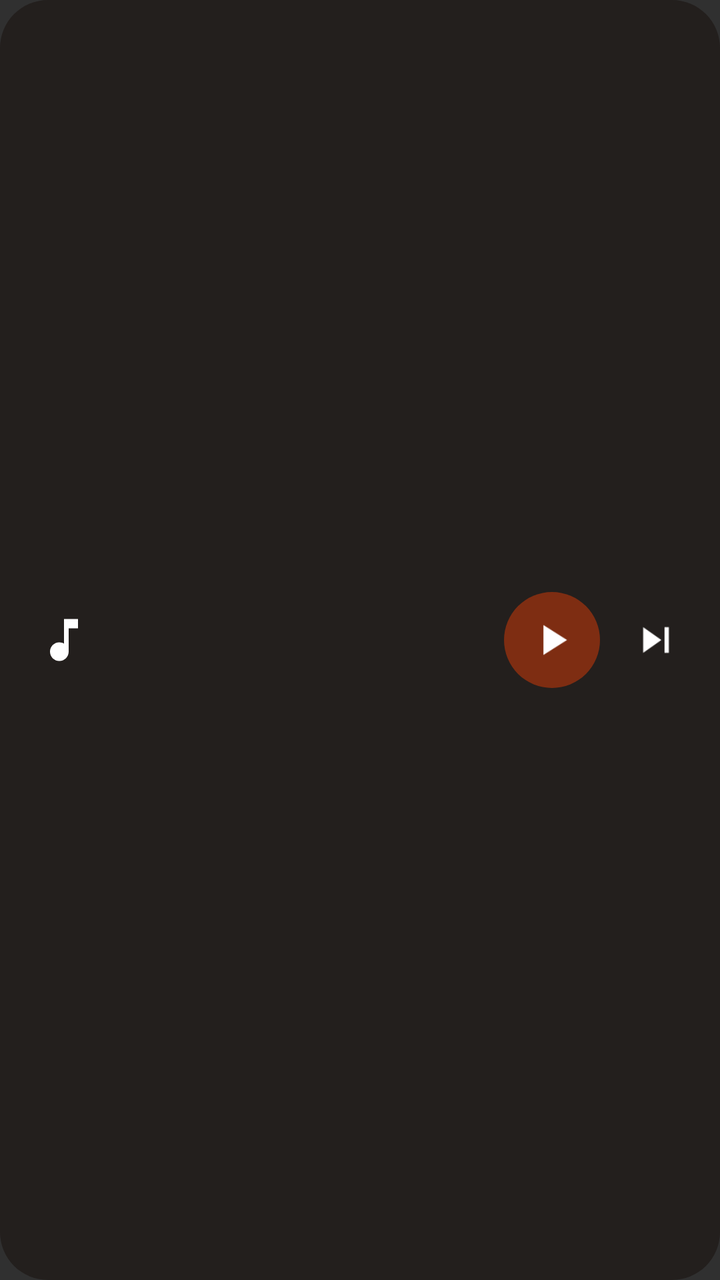
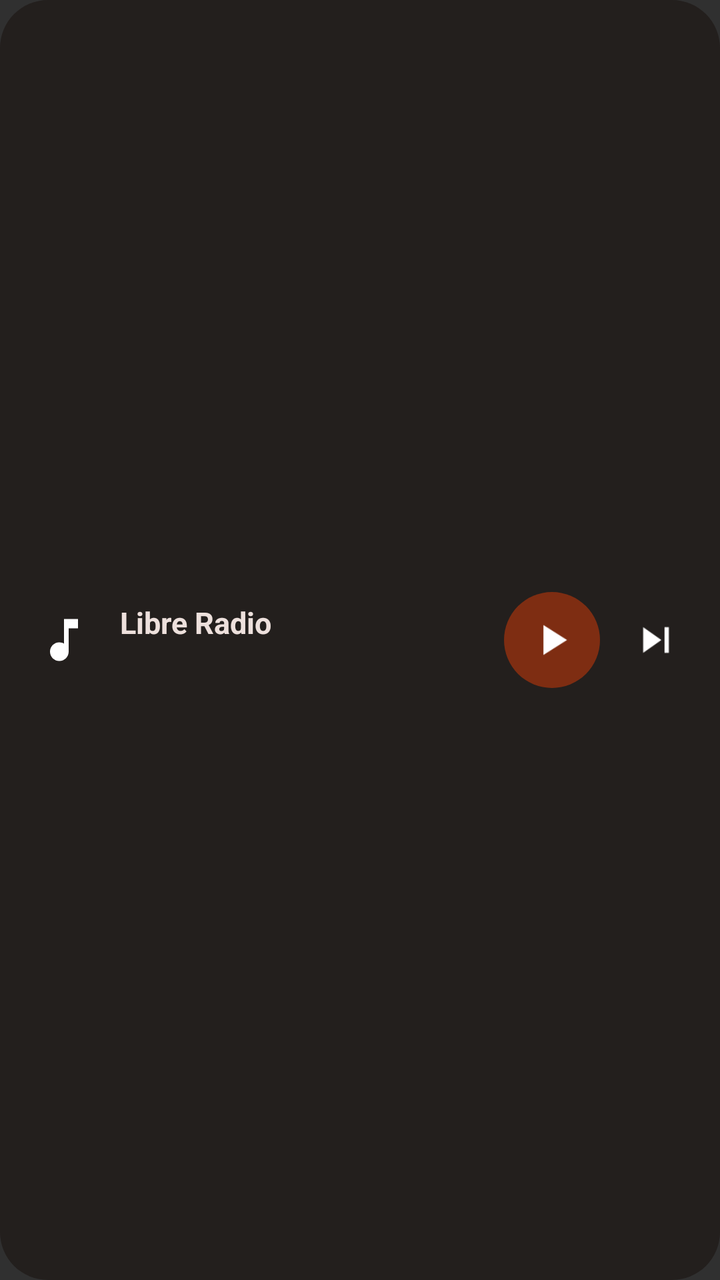

Two renders of the same Android screen: before a commit and after it. Below are the layout's source before the change and the commit's diff.
<!-- AndroidManifest.xml: another module's application theme AppTheme.NoActionBar -->
<!-- res/layout/widget_radio.xml -->
<?xml version="1.0" encoding="utf-8"?>
<LinearLayout xmlns:android="http://schemas.android.com/apk/res/android"
    android:layout_width="match_parent"
    android:layout_height="match_parent"
    android:background="@drawable/widget_background"
    android:gravity="center_vertical"
    android:orientation="horizontal"
    android:padding="8dp">

    <ImageView
        android:layout_width="40dp"
        android:layout_height="40dp"
        android:layout_marginStart="4dp"
        android:layout_marginEnd="8dp"
        android:contentDescription="@null"
        android:padding="6dp"
        android:src="@drawable/ic_notification" />

    <LinearLayout
        android:id="@+id/widget_texts"
        android:layout_width="0dp"
        android:layout_height="wrap_content"
        android:layout_weight="1"
        android:orientation="vertical">

        <TextView
            android:id="@+id/widget_station"
            android:layout_width="match_parent"
            android:layout_height="wrap_content"
            android:ellipsize="end"
            android:maxLines="1"
            android:textColor="#FFEDE0DC"
            android:textSize="15sp"
            android:textStyle="bold" />

        <TextView
            android:id="@+id/widget_track"
            android:layout_width="match_parent"
            android:layout_height="wrap_content"
            android:ellipsize="end"
            android:maxLines="1"
            android:textColor="#FFD8C2BC"
            android:textSize="13sp" />
    </LinearLayout>

    <ImageButton
        android:id="@+id/widget_play"
        android:layout_width="48dp"
        android:layout_height="48dp"
        android:background="@drawable/widget_button_background"
        android:contentDescription="@null"
        android:padding="10dp"
        android:scaleType="fitCenter"
        android:src="@drawable/ic_play_arrow" />

    <ImageButton
        android:id="@+id/widget_next"
        android:layout_width="48dp"
        android:layout_height="48dp"
        android:layout_marginStart="4dp"
        android:background="@android:color/transparent"
        android:contentDescription="@null"
        android:padding="10dp"
        android:scaleType="fitCenter"
        android:src="@drawable/ic_skip_next" />
</LinearLayout>
<!-- resources referenced by this layout -->
<resources>
  <!-- drawable ic_notification (drawable) -->
  <?xml version="1.0" encoding="utf-8"?>
  <vector xmlns:android="http://schemas.android.com/apk/res/android"
      android:width="24dp"
      android:height="24dp"
      android:tint="#FFFFFF"
      android:viewportWidth="24"
      android:viewportHeight="24">
      <path
          android:fillColor="#FFFFFF"
          android:pathData="M12,3v10.55c-0.59,-0.34 -1.27,-0.55 -2,-0.55 -2.21,0 -4,1.79 -4,4s1.79,4 4,4 4,-1.79 4,-4V7h4V3h-6z" />
  </vector>
  <!-- drawable ic_play_arrow (drawable) -->
  <?xml version="1.0" encoding="utf-8"?>
  <vector xmlns:android="http://schemas.android.com/apk/res/android"
      android:width="24dp"
      android:height="24dp"
      android:tint="#FFFFFF"
      android:viewportWidth="24"
      android:viewportHeight="24">
      <path
          android:fillColor="#FFFFFF"
          android:pathData="M8,5v14l11,-7z" />
  </vector>
  <!-- drawable ic_skip_next (drawable) -->
  <?xml version="1.0" encoding="utf-8"?>
  <vector xmlns:android="http://schemas.android.com/apk/res/android"
      android:width="24dp"
      android:height="24dp"
      android:tint="#FFFFFF"
      android:viewportWidth="24"
      android:viewportHeight="24">
      <path
          android:fillColor="#FFFFFF"
          android:pathData="M6,18l8.5,-6L6,6v12zM16,6v12h2V6h-2z" />
  </vector>
  <!-- drawable widget_background (drawable) -->
  <?xml version="1.0" encoding="utf-8"?>
  <shape xmlns:android="http://schemas.android.com/apk/res/android" android:shape="rectangle">
      <solid android:color="#F0231E1C" />
      <corners android:radius="24dp" />
  </shape>
  <!-- drawable widget_button_background (drawable) -->
  <?xml version="1.0" encoding="utf-8"?>
  <shape xmlns:android="http://schemas.android.com/apk/res/android" android:shape="oval">
      <solid android:color="#FF7E2D12" />
  </shape>
  <style name="AppTheme.NoActionBar">
          <item name="windowActionBar">false</item>
          <item name="windowNoTitle">true</item>
          <item name="android:windowFullscreen">false</item>
      </style>
</resources>

<!-- the commit's change to res/layout/widget_radio.xml (unified diff, before → after) -->
@@ -25,6 +25,7 @@
 
         <TextView
             android:id="@+id/widget_station"
+            android:text="@string/app_name"
             android:layout_width="match_parent"
             android:layout_height="wrap_content"
             android:ellipsize="end"
<!-- resource entries referenced after the edit -->
@@ -47,6 +47,7 @@
   <shape xmlns:android="http://schemas.android.com/apk/res/android" android:shape="oval">
       <solid android:color="#FF7E2D12" />
   </shape>
+  <string name="app_name">Libre Radio</string>
   <style name="AppTheme.NoActionBar">
           <item name="windowActionBar">false</item>
           <item name="windowNoTitle">true</item>
